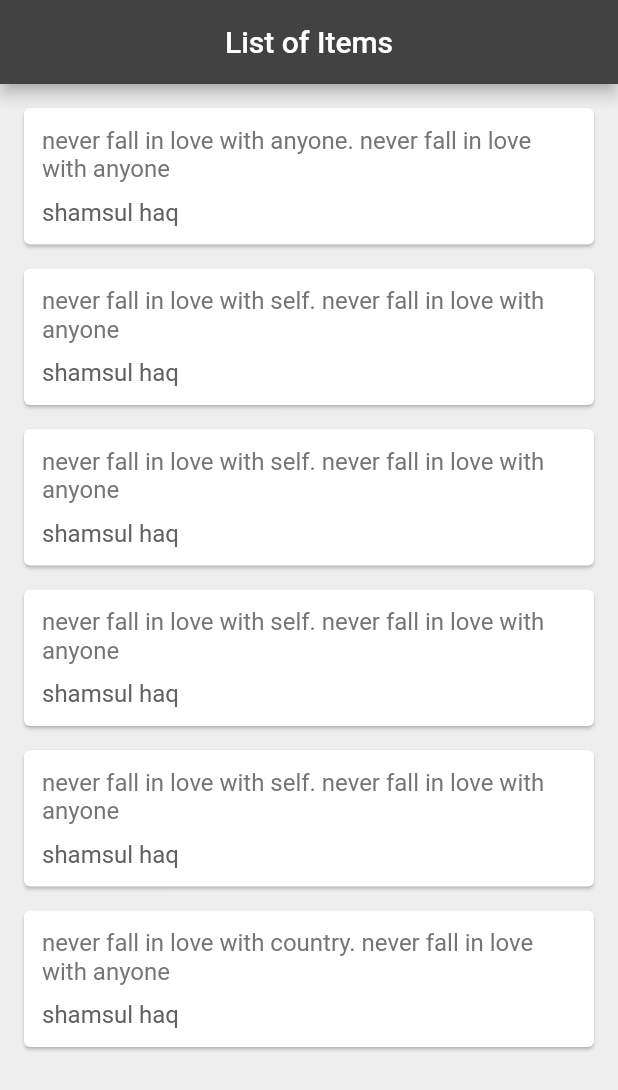
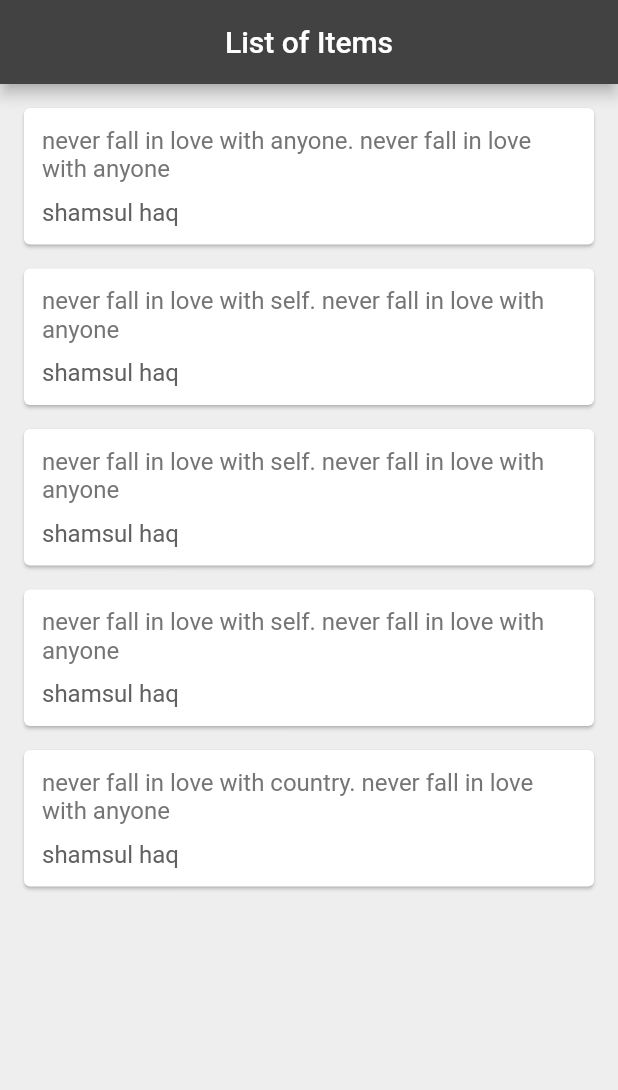
Before and after one commit to Shamsulhaq/flutter-list-of-data-practice, a Flutter app: the screen it shows after launch, on a phone screen of 412 x 824 dp. Shown: the top 1090 px of the screen. Run offline on Flutter 3.47's test engine with Material 2 defaults, Android fonts, the phone set to English and light mode, and no system bars.

Commit message:
add quate card as a moduler

```diff
--- a/lib/main.dart
+++ b/lib/main.dart
@@ -1,5 +1,7 @@
 import 'package:flutter/material.dart';
 import 'quates.dart';
+import 'quate_card.dart';
+
 void main() => runApp(MaterialApp(
   home:Home(),
   debugShowCheckedModeBanner: false,
@@ -19,39 +21,9 @@ class _HomeState extends State<Home> {
     Quate(text: "never fall in love with self. never fall in love with anyone", author: "shamsul haq"),
     Quate(text: "never fall in love with self. never fall in love with anyone", author: "shamsul haq"),
     Quate(text: "never fall in love with self. never fall in love with anyone", author: "shamsul haq"),
-    Quate(text: "never fall in love with self. never fall in love with anyone", author: "shamsul haq"),
     Quate(text: "never fall in love with country. never fall in love with anyone", author: "shamsul haq")
   ];
 
-  Widget quateTemplate(quote){
-    return Card(
-      margin: EdgeInsets.fromLTRB(16.0,16.0,16.0,0),
-      child: Padding(
-        padding: const EdgeInsets.all(12.0),
-        child: Column(
-          crossAxisAlignment: CrossAxisAlignment.stretch,
-          children: [
-            Text(
-              quote.text,
-              style: TextStyle(
-                color: Colors.grey[600],
-                fontSize: 16.0
-              ),
-            ),
-            SizedBox(height: 10.0,),
-            Text(
-              quote.author,
-              style: TextStyle(
-                  color: Colors.grey[700],
-                  fontSize: 16.0
-              ),
-            ),
-          ],
-        ),
-      ),
-
-    );
-  }
 
   @override
   Widget build(BuildContext context) {
@@ -63,7 +35,7 @@ class _HomeState extends State<Home> {
         backgroundColor: Colors.grey[800],
       ),
       body: Column(
-        children: quotes.map((quote) => quateTemplate(quote)).toList(),
+        children: quotes.map((quate) => CardWidget(quate: quate,)).toList(),
       ),
     );
   }
--- /dev/null
+++ b/lib/quate_card.dart
@@ -0,0 +1,39 @@
+import 'package:flutter/material.dart';
+import 'quates.dart';
+
+class CardWidget extends StatelessWidget {
+
+  final Quate quate;
+  CardWidget({ required this.quate });
+
+  @override
+  Widget build(BuildContext context) {
+    return Card(
+      margin: EdgeInsets.fromLTRB(16.0,16.0,16.0,0),
+      child: Padding(
+        padding: const EdgeInsets.all(12.0),
+        child: Column(
+          crossAxisAlignment: CrossAxisAlignment.stretch,
+          children: [
+            Text(
+              quate.text,
+              style: TextStyle(
+                  color: Colors.grey[600],
+                  fontSize: 16.0
+              ),
+            ),
+            SizedBox(height: 10.0,),
+            Text(
+              quate.author,
+              style: TextStyle(
+                  color: Colors.grey[700],
+                  fontSize: 16.0
+              ),
+            ),
+          ],
+        ),
+      ),
+
+    );
+  }
+}
```
